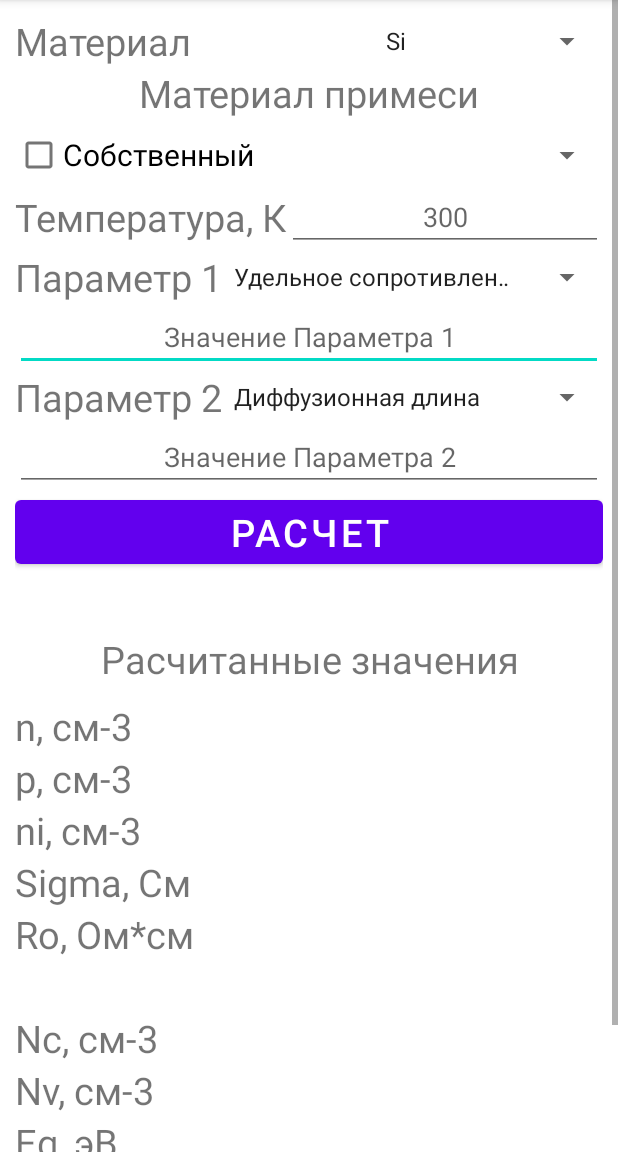
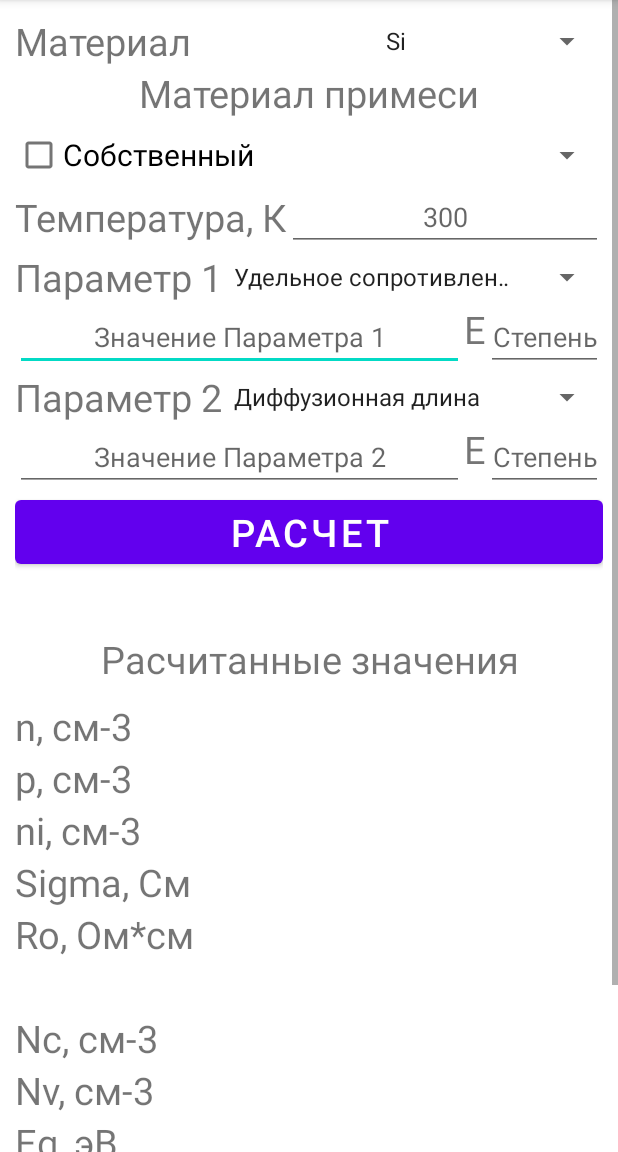
Before and after one commit to GetsSama/SemiParams, an Android app: the Semi_act screen opened directly, with no data from a screen before it, on a phone screen of 412 x 824 dp, the part 84-1236 px from its top. Run offline under Robolectric (Android 15) with nearby library versions, the phone set to English and light mode, and no system bars; 1 statement that could not run was skipped.

```diff
--- a/app/src/main/res/layout/activity_semi.xml
+++ b/app/src/main/res/layout/activity_semi.xml
@@ -106,15 +106,34 @@
 
         <EditText
             android:id="@+id/text1"
+            android:layout_width="match_parent"
             android:layout_height="wrap_content"
-            android:layout_width="match_parent"
+            android:layout_below="@+id/paramOne"
+            android:layout_toLeftOf="@+id/E"
+            android:layout_alignParentLeft="true"
+            android:gravity="center"
             android:hint="Значение Параметра 1"
-            android:inputType="numberDecimal"
+            android:inputType="numberDecimal" />
+
+        <TextView
+            android:id="@+id/E"
+            android:layout_width="wrap_content"
+            android:layout_height="wrap_content"
+            android:layout_above="@+id/param2"
+            android:layout_below="@+id/paramOne"
+            android:layout_toLeftOf="@+id/power"
+            android:text="E"
+            android:textSize="25dp" />
+
+        <EditText
+            android:id="@+id/power"
+            android:layout_width="wrap_content"
+            android:layout_height="wrap_content"
+            android:layout_below="@+id/paramOne"
+            android:layout_alignParentRight="true"
             android:gravity="center"
-            android:layout_alignParentLeft="true"
-            android:layout_alignParentRight="true"
-            android:layout_below="@+id/paramOne"/>
-
+            android:hint="Степень"
+            android:inputType="numberDecimal"/>
 
         <TextView
             android:id="@+id/paramTwo"
@@ -137,15 +156,34 @@
 
         <EditText
             android:id="@+id/text2"
+            android:layout_width= "match_parent"
             android:layout_height="wrap_content"
-            android:layout_width="match_parent"
+            android:layout_below="@+id/paramTwo"
+            android:layout_alignParentLeft="true"
+            android:layout_toLeftOf="@+id/E2"
+            android:gravity="center"
             android:hint="Значение Параметра 2"
-            android:inputType="numberDecimal"
+            android:inputType="numberDecimal" />
+
+        <TextView
+            android:id="@+id/E2"
+            android:layout_width="wrap_content"
+            android:layout_height="wrap_content"
+            android:text="E"
+            android:textSize="25dp"
+            android:layout_toLeftOf="@+id/power2"
+            android:layout_below="@+id/paramTwo"
+            android:layout_above="@+id/Solve"/>
+
+        <EditText
+            android:id="@+id/power2"
+            android:layout_width="wrap_content"
+            android:layout_height="wrap_content"
+            android:layout_alignParentRight="true"
+            android:layout_below="@+id/paramTwo"
             android:gravity="center"
-            android:layout_alignParentLeft="true"
-            android:layout_alignParentRight="true"
-            android:layout_below="@+id/paramTwo"/>
-
+            android:hint="Степень"
+            android:inputType="numberDecimal"/>
 
         <Button
             android:id="@+id/Solve"
@@ -299,6 +337,7 @@
             android:layout_height="wrap_content"
             android:layout_below="@+id/doping"
             android:layout_alignParentRight="true"
+            android:layout_toRightOf="@+id/Nc"
             android:gravity="center"
             android:textSize="25dp" />
 
@@ -312,14 +351,14 @@
             android:layout_alignParentLeft="true"/>
 
         <TextView
+            android:id="@+id/Nv_val"
             android:layout_width="match_parent"
             android:layout_height="wrap_content"
-            android:id="@+id/Nv_val"
-            android:textSize="25dp"
             android:layout_below="@+id/Nc"
+            android:layout_alignParentRight="true"
             android:layout_toRightOf="@+id/Nv"
-            android:layout_alignParentRight="true"
-            android:gravity="center"/>
+            android:gravity="center"
+            android:textSize="25dp" />
 
         <TextView
             android:layout_width="wrap_content"
@@ -349,35 +388,55 @@
             android:layout_alignParentLeft="true" />
 
         <TextView
+            android:id="@+id/Dinamic_val"
             android:layout_width="match_parent"
             android:layout_height="wrap_content"
-            android:id="@+id/Dinamic_val"
-            android:textSize="25dp"
             android:layout_below="@+id/Eg"
+            android:layout_alignParentRight="true"
             android:layout_toRightOf="@+id/Dinamic"
-            android:layout_alignParentRight="true"
-            android:gravity="center" />
+            android:gravity="center"
+            android:textSize="25dp" />
 
         <TextView
             android:layout_width="wrap_content"
             android:layout_height="wrap_content"
-            android:id="@+id/coefDiff"
-            android:text="D, см2/с"
+            android:id="@+id/coefDiffN"
+            android:text="Dn, см2/с"
             android:textSize="25dp"
             android:layout_below="@+id/Dinamic"
-            android:layout_alignParentLeft="true"
-            android:layout_marginBottom="15dp"/>
+            android:layout_alignParentLeft="true"/>
 
         <TextView
+            android:id="@+id/coefDiff_valN"
             android:layout_width="match_parent"
             android:layout_height="wrap_content"
-            android:id="@+id/coefDiff_val"
-            android:textSize="25dp"
             android:layout_below="@+id/Dinamic"
-            android:layout_toRightOf="@+id/coefDiff"
             android:layout_alignParentRight="true"
+
+            android:layout_toRightOf="@+id/coefDiffN"
             android:gravity="center"
-            android:layout_marginBottom="15dp"/>
+            android:textSize="25dp"/>
+
+        <TextView
+            android:id="@+id/coefDiffP"
+            android:layout_width="wrap_content"
+            android:layout_height="wrap_content"
+            android:layout_below="@+id/coefDiffN"
+            android:layout_alignParentLeft="true"
+            android:layout_marginBottom="15dp"
+            android:text="Dp, см2/с"
+            android:textSize="25dp" />
+
+        <TextView
+            android:id="@+id/coefDiff_valP"
+            android:layout_width="match_parent"
+            android:layout_height="wrap_content"
+            android:layout_below="@+id/coefDiffN"
+            android:layout_alignParentRight="true"
+            android:layout_marginBottom="15dp"
+            android:layout_toRightOf="@+id/coefDiffN"
+            android:gravity="center"
+            android:textSize="25dp" />
 
     </RelativeLayout>
 </ScrollView>
--- a/build.gradle
+++ b/build.gradle
@@ -5,7 +5,7 @@ buildscript {
         mavenCentral()
     }
     dependencies {
-        classpath 'com.android.tools.build:gradle:7.0.0'
+        classpath 'com.android.tools.build:gradle:7.0.1'
 
         // NOTE: Do not place your application dependencies here; they belong
         // in the individual module build.gradle files
```
Also changed, not shown: app/src/main/java/com/example/semiparams/MaterialParams.java (+6 -4 lines), app/src/main/java/com/example/semiparams/Semi_act.java (+144 -35 lines).
